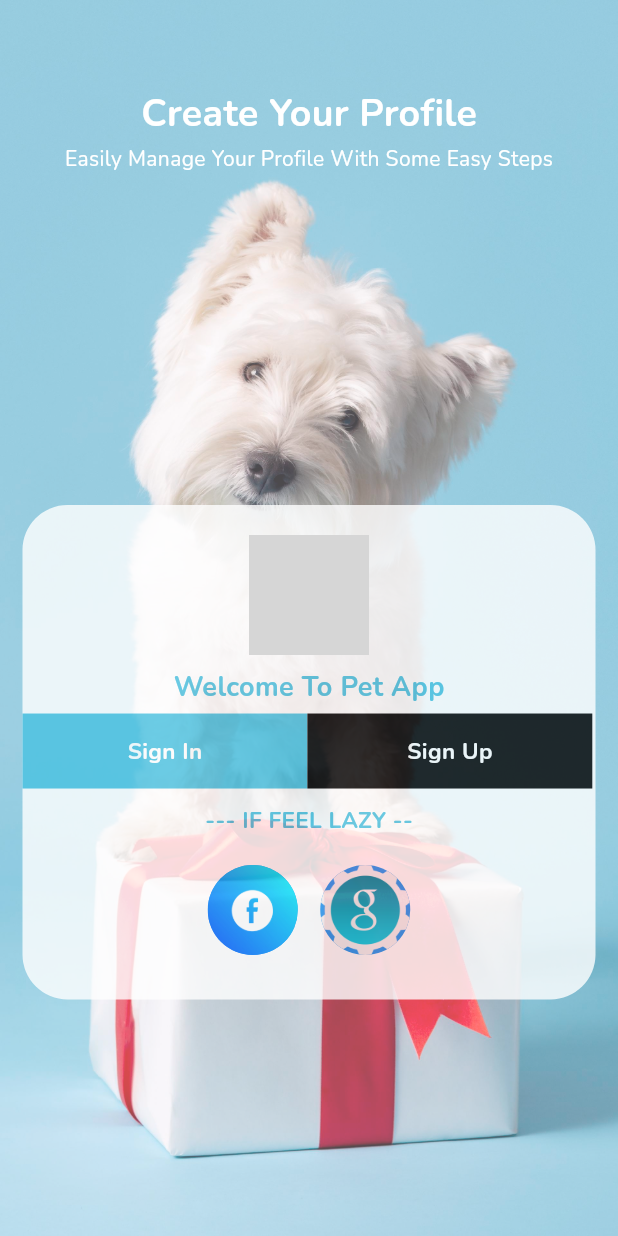
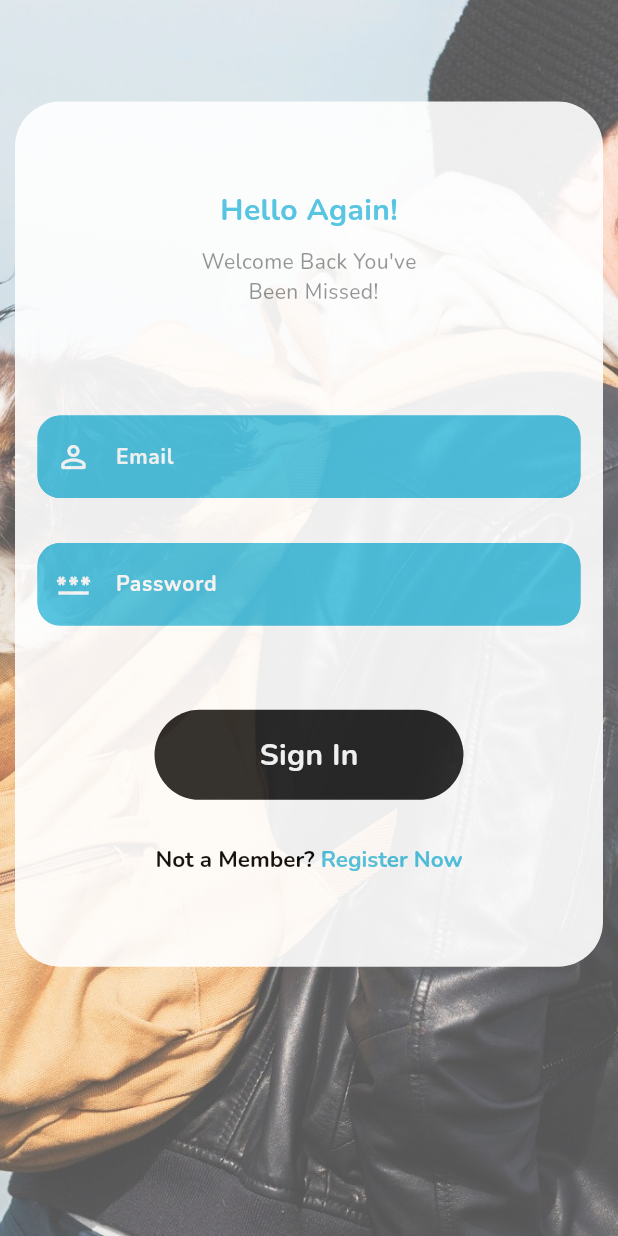
Before and after one commit to umaisqureshi/petApp, a Flutter app: the LoginScreen screen opened directly, on a phone screen of 412 x 824 dp. Run offline on Flutter 3.47's test engine with Material 2 defaults, Android fonts, the light colour scheme and no system bars; our stand-ins replace font_awesome_flutter, google_fonts, google_nav_bar, line_icons, lottie; missing offline and left inert: swipebuttonflutter; grey boxes are pictures that could not be loaded.

Commit message:
loginScreen Done

```diff
--- /dev/null
+++ b/lib/Screens/Auth/loginPage.dart
@@ -0,0 +1,157 @@
+import 'package:flutter/material.dart';
+import 'package:flutter/rendering.dart';
+import 'package:google_fonts/google_fonts.dart';
+import 'package:pet_app/Screens/Auth/widegts.dart';
+
+class LoginScreen extends StatefulWidget {
+  const LoginScreen({super.key});
+
+  @override
+  State<LoginScreen> createState() => _LoginScreenState();
+}
+
+class _LoginScreenState extends State<LoginScreen> {
+  @override
+  Widget build(BuildContext context) {
+    return Scaffold(
+      body: Container(
+        height: double.infinity,
+        width: double.infinity,
+        decoration: const BoxDecoration(
+            color: Colors.white,
+            image: DecorationImage(
+                image: AssetImage("assets/loginPageImage.jpg"),
+                opacity: 0.7,
+                fit: BoxFit.cover)),
+        child: SingleChildScrollView(
+          child: Column(
+            children: [
+              SizedBox(
+                height: MediaQuery.of(context).size.height * 0.07,
+              ),
+              Opacity(
+                opacity: 0.9,
+                child: Padding(
+                  padding: const EdgeInsets.all(10.0),
+                  child: Container(
+                    height: MediaQuery.of(context).size.height * 0.7,
+                    width: double.infinity,
+                    decoration: const BoxDecoration(
+                        color: Colors.white,
+                        borderRadius: BorderRadius.all(Radius.circular(30))),
+                    child: Form(
+                        child: Column(
+                      children: [
+                        SizedBox(
+                          height: MediaQuery.of(context).size.height * 0.07,
+                        ),
+                        Center(
+                          child: Text(
+                            "Hello Again!",
+                            style: GoogleFonts.nunito(
+                                color: Theme.of(context).primaryColor,
+                                fontSize: 20,
+                                fontWeight: FontWeight.bold),
+                          ),
+                        ),
+                        const SizedBox(
+                          height: 10,
+                        ),
+                        Center(
+                          child: Text(
+                            "Welcome Back You've\n        Been Missed!",
+                            style: GoogleFonts.nunito(
+                                // color: Theme.of(context).primaryColor,
+                                color: Colors.black45,
+                                fontSize: 14,
+                                fontWeight: FontWeight.w500),
+                          ),
+                        ),
+                        SizedBox(
+                          height: MediaQuery.of(context).size.height * 0.07,
+                        ),
+                        Padding(
+                          padding: const EdgeInsets.all(15.0),
+                          child: TextFormField(
+                            style: GoogleFonts.nunito(
+                                color: Colors.white,
+                                fontSize: 15,
+                                fontWeight: FontWeight.bold),
+                            decoration: inputDecorationTextField.copyWith(
+                              hintText: "Email",
+                              prefixIcon: const Icon(
+                                Icons.person_outline_rounded,
+                                color: Colors.white,
+                              ),
+                            ),
+                          ),
+                        ),
+                        Padding(
+                          padding: const EdgeInsets.all(15.0),
+                          child: TextFormField(
+                            style: GoogleFonts.nunito(
+                                color: Colors.white,
+                                fontSize: 15,
+                                fontWeight: FontWeight.bold),
+                            decoration: inputDecorationTextField.copyWith(
+                                prefixIcon: const Icon(
+                                  Icons.password,
+                                  color: Colors.white,
+                                ),
+                                hintText: "Password"),
+                            obscureText: true,
+                          ),
+                        ),
+                        SizedBox(
+                          height: MediaQuery.of(context).size.height * 0.05,
+                        ),
+                        Container(
+                          height: 60,
+                          width: MediaQuery.of(context).size.width * 0.5,
+                          decoration: const BoxDecoration(
+                              color: Colors.black87,
+                              borderRadius: BorderRadius.all(
+                                Radius.circular(30),
+                              )),
+                          child: Center(
+                            child: Text(
+                              "Sign In",
+                              style: GoogleFonts.nunito(
+                                  color: Colors.white,
+                                  fontSize: 20,
+                                  fontWeight: FontWeight.bold),
+                            ),
+                          ),
+                        ),
+                        const SizedBox(
+                          height: 30,
+                        ),
+                        RichText(
+                            text: TextSpan(children: [
+                          TextSpan(
+                            text: "Not a Member? ",
+                            style: GoogleFonts.nunito(
+                                color: Colors.black,
+                                fontSize: 15,
+                                fontWeight: FontWeight.bold),
+                          ),
+                          TextSpan(
+                            text: "Register Now",
+                            style: GoogleFonts.nunito(
+                                color: Theme.of(context).primaryColor,
+                                fontSize: 15,
+                                fontWeight: FontWeight.bold),
+                          )
+                        ]))
+                      ],
+                    )),
+                  ),
+                ),
+              ),
+            ],
+          ),
+        ),
+      ),
+    );
+  }
+}
--- a/lib/Screens/Auth/loginScreen.dart
+++ b/lib/Screens/Auth/mainLoginScreen.dart
@@ -2,14 +2,14 @@ import 'package:flutter/material.dart';
 import 'package:google_fonts/google_fonts.dart';
 import 'package:pet_app/Screens/Auth/Widegts.dart';
 
-class LoginScreen extends StatefulWidget {
-  const LoginScreen({super.key});
+class MainLoginScreen extends StatefulWidget {
+  const MainLoginScreen({super.key});
 
   @override
-  State<LoginScreen> createState() => _LoginScreenState();
+  State<MainLoginScreen> createState() => _MainLoginScreenState();
 }
 
-class _LoginScreenState extends State<LoginScreen> {
+class _MainLoginScreenState extends State<MainLoginScreen> {
   @override
   Widget build(BuildContext context) {
     return Scaffold(
--- a/lib/Screens/Auth/widegts.dart
+++ b/lib/Screens/Auth/widegts.dart
@@ -1,6 +1,7 @@
 import 'package:flutter/material.dart';
 import 'package:google_fonts/google_fonts.dart';
-import 'package:pet_app/Screens/OnBoardingScreens/OnboardingScreen.dart';
+import 'package:pet_app/Screens/Auth/loginPage.dart';
+import 'package:pet_app/Screens/OnBoardingScreens/onboardingScreen.dart';
 
 class LogicScreenCardWidget extends StatelessWidget {
   const LogicScreenCardWidget({
@@ -55,8 +56,8 @@ class LogicScreenCardWidget extends StatelessWidget {
                 children: [
                   GestureDetector(
                     onTap: () {
-                      Navigator.of(context).pushReplacement(MaterialPageRoute(
-                          builder: (context) => const OnboardingScreen()));
+                      Navigator.of(context).push(MaterialPageRoute(
+                          builder: (context) => const LoginScreen()));
                     },
                     child: Container(
                       color: Theme.of(context).primaryColor,
@@ -74,7 +75,10 @@ class LogicScreenCardWidget extends StatelessWidget {
                     ),
                   ),
                   GestureDetector(
-                    onTap: () {},
+                    onTap: () {
+                      Navigator.of(context).push(MaterialPageRoute(
+                          builder: (context) => const OnboardingScreen()));
+                    },
                     child: Container(
                       color: Colors.black,
                       width: MediaQuery.of(context).size.width * 0.461,
@@ -144,3 +148,23 @@ class LogicScreenCardWidget extends StatelessWidget {
     );
   }
 }
+
+InputDecoration inputDecorationTextField = InputDecoration(
+  focusColor: const Color(0xff49C2E1),
+  border: OutlineInputBorder(
+    borderSide: const BorderSide(color: Color(0xff49C2E1), width: 1.0),
+    borderRadius: BorderRadius.circular(15.0),
+  ),
+  enabledBorder: OutlineInputBorder(
+    borderSide: const BorderSide(color: Color(0xff49C2E1), width: 5.0),
+    borderRadius: BorderRadius.circular(15.0),
+  ),
+  focusedBorder: OutlineInputBorder(
+    borderSide: const BorderSide(color: Color(0xff49C2E1), width: 1.0),
+    borderRadius: BorderRadius.circular(15.0),
+  ),
+  fillColor: const Color(0xff49C2E1),
+  filled: true,
+  hintStyle: GoogleFonts.nunito(
+      color: Colors.white, fontSize: 14, fontWeight: FontWeight.bold),
+);
--- a/lib/Screens/Home/Widgets/Widgets.dart
+++ b/lib/Screens/Home/Widgets/Widgets.dart
@@ -1,7 +1,7 @@
 import 'package:line_icons/line_icon.dart';
 import 'package:flutter/material.dart';
 import 'package:google_fonts/google_fonts.dart';
-import 'package:pet_app/Screens/Home/PetDetailPage.dart';
+import 'package:pet_app/Screens/Home/petDetailPage.dart';
 import 'package:font_awesome_flutter/font_awesome_flutter.dart';
 
 class SearchBarWidget extends StatelessWidget {
--- a/lib/Screens/Main/MainPage.dart
+++ b/lib/Screens/Main/MainPage.dart
@@ -1,6 +1,6 @@
 import 'package:flutter/material.dart';
-import 'package:pet_app/Screens/Home/HomePage.dart';
-import 'package:pet_app/Screens/OnBoardingScreens/OnboardingScreen.dart';
+import 'package:pet_app/Screens/Home/homePage.dart';
+import 'package:pet_app/Screens/OnBoardingScreens/onboardingScreen.dart';
 import 'package:google_nav_bar/google_nav_bar.dart';
 import 'package:line_icons/line_icons.dart';
 
--- a/lib/Screens/OnBoardingScreens/Widgets/widgets.dart
+++ b/lib/Screens/OnBoardingScreens/Widgets/widgets.dart
@@ -1,7 +1,7 @@
 import 'package:flutter/material.dart';
 import 'package:google_fonts/google_fonts.dart';
-import 'package:pet_app/Screens/Home/HomePage.dart';
-import 'package:pet_app/Screens/Main/MainPage.dart';
+import 'package:pet_app/Screens/Home/homePage.dart';
+import 'package:pet_app/Screens/Main/mainPage.dart';
 import 'package:swipebuttonflutter/swipebuttonflutter.dart';
 
 class SwpieButton extends StatelessWidget {
--- a/lib/Screens/SplashScreen/SplashScreen.dart
+++ b/lib/Screens/SplashScreen/SplashScreen.dart
@@ -1,11 +1,9 @@
 import 'dart:async';
-
 import 'package:flutter/material.dart';
-
 import 'package:lottie/lottie.dart';
 import 'package:google_fonts/google_fonts.dart';
-import 'package:pet_app/Screens/Auth/LoginScreen.dart';
-import 'package:pet_app/Screens/OnBoardingScreens/OnboardingScreen.dart';
+import 'package:pet_app/Screens/Auth/mainLoginScreen.dart';
+import 'package:pet_app/Screens/OnBoardingScreens/onboardingScreen.dart';
 
 class SplashScreen extends StatefulWidget {
   const SplashScreen({Key? key}) : super(key: key);
@@ -24,7 +22,7 @@ class _OnboardingScreenState extends State<SplashScreen>
     super.initState();
     Timer(const Duration(seconds: 6), (() {
       Navigator.of(context).pushReplacement(
-          MaterialPageRoute(builder: (context) => const LoginScreen()));
+          MaterialPageRoute(builder: (context) => const MainLoginScreen()));
     }));
     animation = AnimationController(
       vsync: this,
--- a/lib/main.dart
+++ b/lib/main.dart
@@ -1,8 +1,9 @@
 import 'package:flutter/material.dart';
 import 'package:flutter/services.dart';
-import 'package:pet_app/Screens/Auth/loginScreen.dart';
+import 'package:pet_app/Screens/Auth/loginPage.dart';
+import 'package:pet_app/Screens/Auth/mainLoginScreen.dart';
 
-import 'Screens/SplashScreen/SplashScreen.dart';
+import 'Screens/SplashScreen/splashScreen.dart';
 import 'package:google_fonts/google_fonts.dart';
 
 void main() {
```
Also changed, not shown: assets/loginPageImage.jpg (added), assets/registeredImage.jpg (added).
